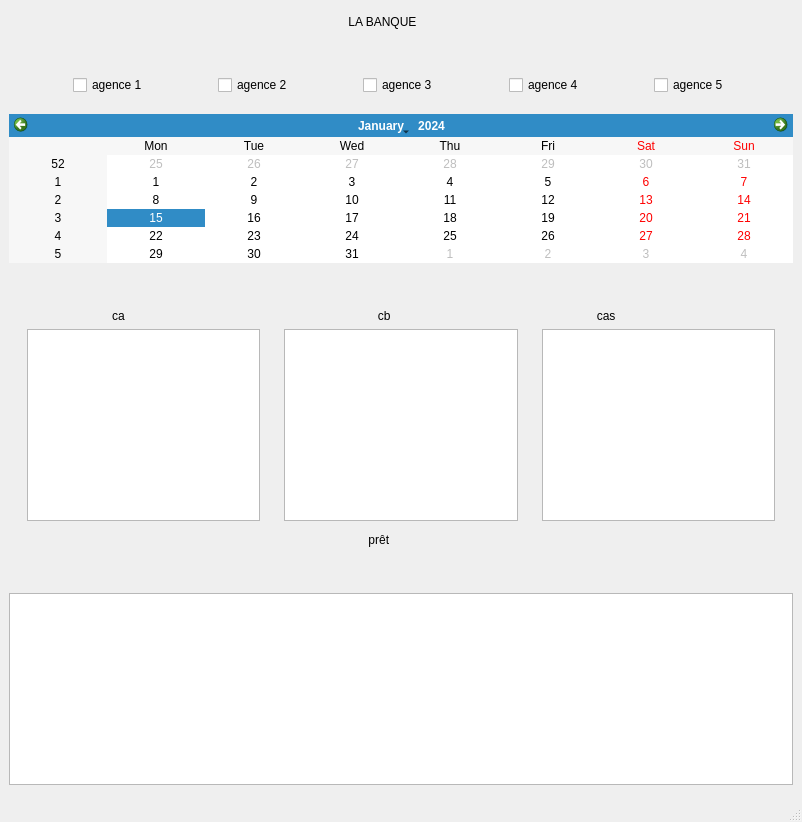
This is IHM/mainwindow.ui in DARWICHAli/IHM as Qt 5 draws it before an edit. The edited form follows.
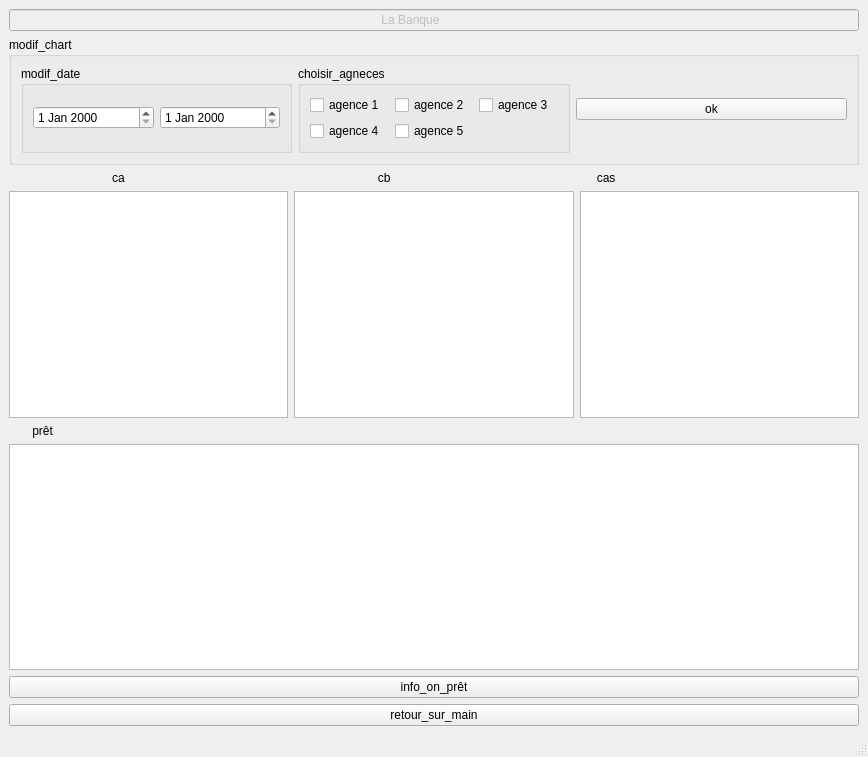
This is the edited form. Custom widgets are drawn as their Qt base class.

```diff
--- a/IHM/mainwindow.ui
+++ b/IHM/mainwindow.ui
@@ -6,8 +6,8 @@
    <rect>
     <x>0</x>
     <y>0</y>
-    <width>802</width>
-    <height>822</height>
+    <width>868</width>
+    <height>757</height>
    </rect>
   </property>
   <property name="windowTitle">
@@ -17,185 +17,103 @@
    <property name="autoFillBackground">
     <bool>false</bool>
    </property>
-   <layout class="QVBoxLayout" name="verticalLayout_7">
+   <layout class="QVBoxLayout" name="verticalLayout_6">
     <item>
-     <spacer name="verticalSpacer_7">
-      <property name="orientation">
-       <enum>Qt::Vertical</enum>
+     <widget class="QLineEdit" name="lineEdit">
+      <property name="enabled">
+       <bool>false</bool>
       </property>
-      <property name="sizeHint" stdset="0">
-       <size>
-        <width>20</width>
-        <height>2</height>
-       </size>
+      <property name="inputMethodHints">
+       <set>Qt::ImhNone</set>
       </property>
-     </spacer>
-    </item>
-    <item>
-     <widget class="QLabel" name="label">
       <property name="text">
-       <string>                                                                                                      LA BANQUE </string>
+       <string>                                                                                                               La Banque</string>
       </property>
      </widget>
     </item>
     <item>
-     <spacer name="verticalSpacer">
-      <property name="orientation">
-       <enum>Qt::Vertical</enum>
+     <widget class="QGroupBox" name="groupBox_3">
+      <property name="title">
+       <string>modif_chart</string>
       </property>
-      <property name="sizeHint" stdset="0">
-       <size>
-        <width>20</width>
-        <height>40</height>
-       </size>
-      </property>
-     </spacer>
-    </item>
-    <item>
-     <layout class="QHBoxLayout" name="horizontalLayout_14">
-      <item>
-       <spacer name="horizontalSpacer_7">
-        <property name="orientation">
-         <enum>Qt::Horizontal</enum>
-        </property>
-        <property name="sizeHint" stdset="0">
-         <size>
-          <width>40</width>
-          <height>20</height>
-         </size>
-        </property>
-       </spacer>
-      </item>
-      <item>
-       <widget class="QCheckBox" name="checkBox_2">
-        <property name="text">
-         <string>agence 1</string>
-        </property>
-       </widget>
-      </item>
-      <item>
-       <spacer name="horizontalSpacer_4">
-        <property name="orientation">
-         <enum>Qt::Horizontal</enum>
-        </property>
-        <property name="sizeHint" stdset="0">
-         <size>
-          <width>40</width>
-          <height>20</height>
-         </size>
-        </property>
-       </spacer>
-      </item>
-      <item>
-       <widget class="QCheckBox" name="checkBox_3">
-        <property name="text">
-         <string>agence 2</string>
-        </property>
-       </widget>
-      </item>
-      <item>
-       <spacer name="horizontalSpacer_3">
-        <property name="orientation">
-         <enum>Qt::Horizontal</enum>
-        </property>
-        <property name="sizeHint" stdset="0">
-         <size>
-          <width>40</width>
-          <height>20</height>
-         </size>
-        </property>
-       </spacer>
-      </item>
-      <item>
-       <widget class="QCheckBox" name="checkBox_4">
-        <property name="text">
-         <string>agence 3</string>
-        </property>
-       </widget>
-      </item>
-      <item>
-       <spacer name="horizontalSpacer_17">
-        <property name="orientation">
-         <enum>Qt::Horizontal</enum>
-        </property>
-        <property name="sizeHint" stdset="0">
-         <size>
-          <width>40</width>
-          <height>20</height>
-         </size>
-        </property>
-       </spacer>
-      </item>
-      <item>
-       <widget class="QCheckBox" name="checkBox_5">
-        <property name="text">
-         <string>agence 4</string>
-        </property>
-       </widget>
-      </item>
-      <item>
-       <spacer name="horizontalSpacer_18">
-        <property name="orientation">
-         <enum>Qt::Horizontal</enum>
-        </property>
-        <property name="sizeHint" stdset="0">
-         <size>
-          <width>40</width>
-          <height>20</height>
-         </size>
-        </property>
-       </spacer>
-      </item>
-      <item>
-       <widget class="QCheckBox" name="checkBox_11">
-        <property name="text">
-         <string>agence 5</string>
-        </property>
-       </widget>
-      </item>
-      <item>
-       <spacer name="horizontalSpacer_19">
-        <property name="orientation">
-         <enum>Qt::Horizontal</enum>
-        </property>
-        <property name="sizeHint" stdset="0">
-         <size>
-          <width>28</width>
-          <height>13</height>
-         </size>
-        </property>
-       </spacer>
-      </item>
-     </layout>
-    </item>
-    <item>
-     <spacer name="verticalSpacer_5">
-      <property name="orientation">
-       <enum>Qt::Vertical</enum>
-      </property>
-      <property name="sizeHint" stdset="0">
-       <size>
-        <width>20</width>
-        <height>13</height>
-       </size>
-      </property>
-     </spacer>
-    </item>
-    <item>
-     <widget class="QCalendarWidget" name="calendarWidget"/>
-    </item>
-    <item>
-     <spacer name="verticalSpacer_2">
-      <property name="orientation">
-       <enum>Qt::Vertical</enum>
-      </property>
-      <property name="sizeHint" stdset="0">
-       <size>
-        <width>20</width>
-        <height>40</height>
-       </size>
-      </property>
-     </spacer>
+      <layout class="QHBoxLayout" name="horizontalLayout_14">
+       <item>
+        <widget class="QGroupBox" name="groupBox">
+         <property name="title">
+          <string>modif_date</string>
+         </property>
+         <layout class="QHBoxLayout" name="horizontalLayout_15">
+          <item>
+           <widget class="QDateEdit" name="dateEdit"/>
+          </item>
+          <item>
+           <widget class="QDateEdit" name="dateEdit_2"/>
+          </item>
+         </layout>
+        </widget>
+       </item>
+       <item>
+        <widget class="QGroupBox" name="groupBox_2">
+         <property name="title">
+          <string>choisir_agneces</string>
+         </property>
+         <layout class="QGridLayout" name="gridLayout_3">
+          <item row="0" column="2">
+           <widget class="QCheckBox" name="checkBox_3">
+            <property name="text">
+             <string>agence 3</string>
+            </property>
+           </widget>
+          </item>
+          <item row="0" column="0">
+           <widget class="QCheckBox" name="checkBox_1">
+            <property name="enabled">
+             <bool>true</bool>
+            </property>
+            <property name="text">
+             <string>agence 1</string>
+            </property>
+            <property name="checkable">
+             <bool>true</bool>
+            </property>
+            <property name="checked">
+             <bool>false</bool>
+            </property>
+           </widget>
+          </item>
+          <item row="0" column="1">
+           <widget class="QCheckBox" name="checkBox_2">
+            <property name="text">
+             <string>agence 2</string>
+            </property>
+           </widget>
+          </item>
+          <item row="1" column="1">
+           <widget class="QCheckBox" name="checkBox_5">
+            <property name="text">
+             <string>agence 5</string>
+            </property>
+           </widget>
+          </item>
+          <item row="1" column="0">
+           <widget class="QCheckBox" name="checkBox_4">
+            <property name="text">
+             <string>agence 4</string>
+            </property>
+           </widget>
+          </item>
+         </layout>
+        </widget>
+       </item>
+       <item>
+        <widget class="QPushButton" name="pushButton">
+         <property name="text">
+          <string>ok</string>
+         </property>
+        </widget>
+       </item>
+      </layout>
+     </widget>
     </item>
     <item>
      <widget class="QLabel" name="label_3">
@@ -206,121 +124,47 @@
     </item>
     <item>
      <layout class="QHBoxLayout" name="horizontalLayout_13">
-      <item>
-       <spacer name="horizontalSpacer_5">
-        <property name="orientation">
-         <enum>Qt::Horizontal</enum>
-        </property>
-        <property name="sizeHint" stdset="0">
-         <size>
-          <width>40</width>
-          <height>20</height>
-         </size>
-        </property>
-       </spacer>
-      </item>
       <item>
        <widget class="QtCharts::QChartView" name="graphicsView"/>
       </item>
-      <item>
-       <spacer name="horizontalSpacer_2">
-        <property name="orientation">
-         <enum>Qt::Horizontal</enum>
-        </property>
-        <property name="sizeHint" stdset="0">
-         <size>
-          <width>40</width>
-          <height>20</height>
-         </size>
-        </property>
-       </spacer>
-      </item>
       <item>
        <widget class="QtCharts::QChartView" name="graphicsView_3"/>
       </item>
-      <item>
-       <spacer name="horizontalSpacer">
-        <property name="orientation">
-         <enum>Qt::Horizontal</enum>
-        </property>
-        <property name="sizeHint" stdset="0">
-         <size>
-          <width>40</width>
-          <height>20</height>
-         </size>
-        </property>
-       </spacer>
-      </item>
       <item>
        <widget class="QtCharts::QChartView" name="graphicsView_2"/>
       </item>
-      <item>
-       <spacer name="horizontalSpacer_6">
-        <property name="orientation">
-         <enum>Qt::Horizontal</enum>
-        </property>
-        <property name="sizeHint" stdset="0">
-         <size>
-          <width>40</width>
-          <height>20</height>
-         </size>
-        </property>
-       </spacer>
-      </item>
      </layout>
     </item>
     <item>
-     <spacer name="verticalSpacer_6">
-      <property name="orientation">
-       <enum>Qt::Vertical</enum>
+     <widget class="QLabel" name="label_2">
+      <property name="text">
+       <string>       prêt</string>
       </property>
-      <property name="sizeHint" stdset="0">
-       <size>
-        <width>20</width>
-        <height>0</height>
-       </size>
+     </widget>
+    </item>
+    <item>
+     <widget class="QtCharts::QChartView" name="graphicsView_pret">
+      <property name="enabled">
+       <bool>true</bool>
       </property>
-     </spacer>
+      <property name="interactive">
+       <bool>false</bool>
+      </property>
+     </widget>
     </item>
     <item>
-     <layout class="QVBoxLayout" name="verticalLayout_6">
-      <item>
-       <widget class="QLabel" name="label_2">
-        <property name="text">
-         <string>                                                                                                            prêt</string>
-        </property>
-       </widget>
-      </item>
-      <item>
-       <spacer name="verticalSpacer_9">
-        <property name="orientation">
-         <enum>Qt::Vertical</enum>
-        </property>
-        <property name="sizeHint" stdset="0">
-         <size>
-          <width>20</width>
-          <height>40</height>
-         </size>
-        </property>
-       </spacer>
-      </item>
-      <item>
-       <widget class="QtCharts::QChartView" name="graphicsView_7"/>
-      </item>
-     </layout>
+     <widget class="QPushButton" name="pushButton_2">
+      <property name="text">
+       <string>info_on_prêt</string>
+      </property>
+     </widget>
     </item>
     <item>
-     <spacer name="verticalSpacer_8">
-      <property name="orientation">
-       <enum>Qt::Vertical</enum>
+     <widget class="QPushButton" name="pushButton_retour">
+      <property name="text">
+       <string>retour_sur_main</string>
       </property>
-      <property name="sizeHint" stdset="0">
-       <size>
-        <width>20</width>
-        <height>0</height>
-       </size>
-      </property>
-     </spacer>
+     </widget>
     </item>
    </layout>
   </widget>
```
